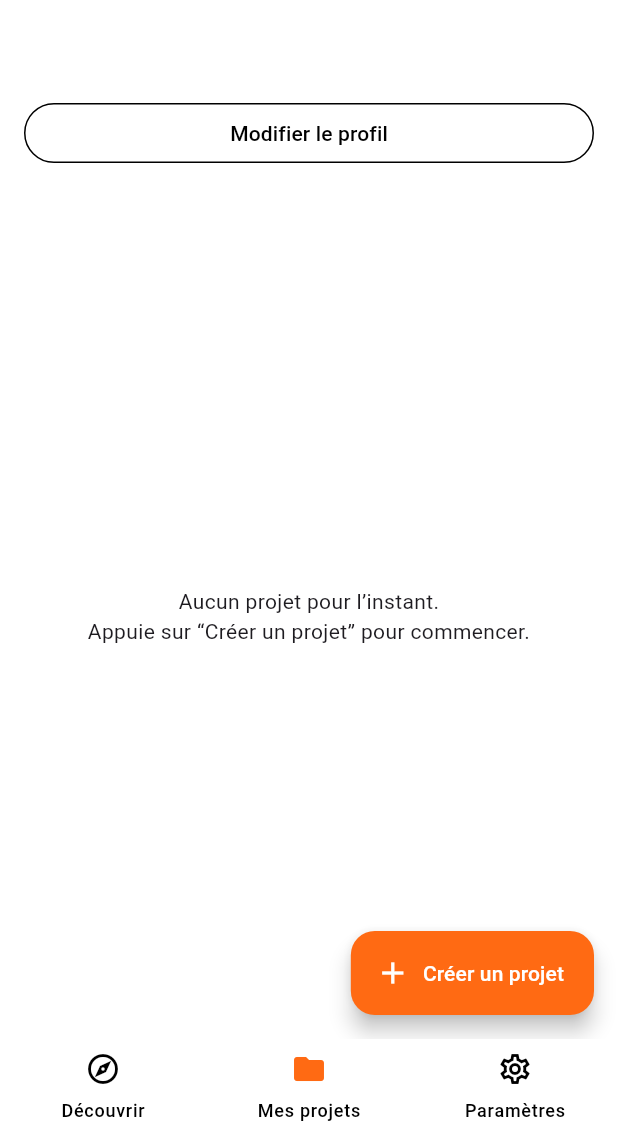
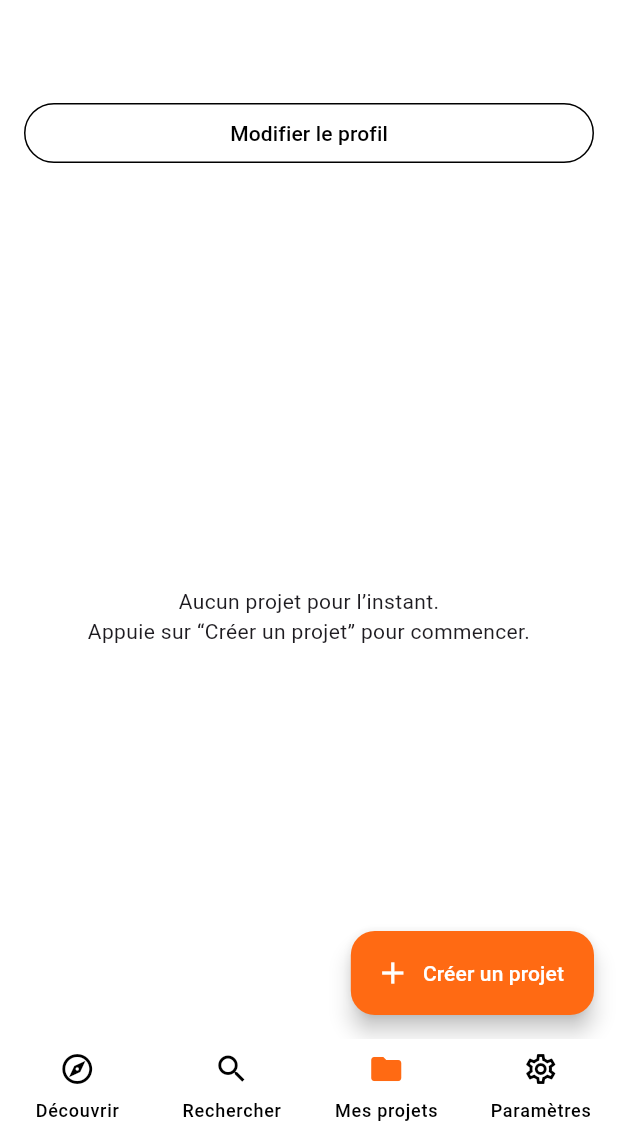
Before and after one commit to CesarPrz/MakerFriend, a Flutter app: the screen it shows once a user with an empty profile is signed in, on a phone screen of 412 x 824 dp, the part 107-1236 px from its top. Run offline on Flutter 3.47's test engine with Material 3 defaults, Android fonts, the light colour scheme and no system bars; our stand-ins replace cloud_firestore, equatable, firebase_auth, firebase_core, firebase_storage, flutter_bloc and 4 more; accounts and stored records are empty; generated files the repository leaves out were written again.

Commit message:
Add search function

```diff
--- a/lib/main.dart
+++ b/lib/main.dart
@@ -1,5 +1,9 @@
 import 'package:flutter/material.dart';
 import 'package:firebase_core/firebase_core.dart';
+import 'package:flutter_bloc/flutter_bloc.dart';
+import 'package:maker_friend/repositories/project_repository.dart';
+import 'package:maker_friend/repositories/timeline_repository.dart';
+import 'package:maker_friend/repositories/user_repository.dart';
 import 'package:maker_friend/themes/app_theme.dart';
 import 'package:maker_friend/themes/theme_controller.dart';
 import 'firebase_options.dart';
@@ -21,11 +25,18 @@ class MyApp extends StatelessWidget {
     return ValueListenableBuilder(
       valueListenable: ThemeController.mode,
       builder: (_, ThemeMode mode, __) {
-        return MaterialApp.router(
-          theme: AppTheme.light(),
-          darkTheme: AppTheme.dark(),
-          themeMode: mode,
-          routerConfig: router,
+        return MultiRepositoryProvider(
+          providers: [
+            RepositoryProvider(create: (_) => UserRepository()),
+            RepositoryProvider(create: (_) => ProjectRepository()),
+            RepositoryProvider(create: (_) => TimelineRepository()),
+          ],
+          child: MaterialApp.router(
+            theme: AppTheme.light(),
+            darkTheme: AppTheme.dark(),
+            themeMode: mode,
+            routerConfig: router,
+          ),
         );
       },
     );
--- a/lib/routing/app_router.dart
+++ b/lib/routing/app_router.dart
@@ -1,13 +1,18 @@
 import 'dart:async';
 import 'package:firebase_auth/firebase_auth.dart';
 import 'package:flutter/foundation.dart';
+import 'package:flutter_bloc/flutter_bloc.dart';
 import 'package:go_router/go_router.dart';
 import 'package:maker_friend/login_page.dart';
+import 'package:maker_friend/repositories/project_repository.dart';
+import 'package:maker_friend/repositories/timeline_repository.dart';
+import 'package:maker_friend/repositories/user_repository.dart';
 import 'package:maker_friend/screens/discover_page.dart';
 import 'package:maker_friend/screens/main_scaffold.dart';
 import 'package:maker_friend/screens/my_projects_page.dart';
 import 'package:maker_friend/screens/profile_page.dart';
 import 'package:maker_friend/screens/project_form_page.dart';
+import 'package:maker_friend/screens/search_page.dart';
 import 'package:maker_friend/screens/settings_page.dart';
 import 'package:maker_friend/screens/theme_settings_page.dart';
 
@@ -31,6 +36,15 @@ class AuthListenable extends ChangeNotifier {
 }
 
 class AppRouter {
+  final UserRepository userRepo;
+  final ProjectRepository projectRepo;
+  final TimelineRepository timelineRepo;
+
+  AppRouter({
+    required this.userRepo,
+    required this.projectRepo,
+    required this.timelineRepo,
+  });
   static final _auth = AuthListenable();
 
   static GoRouter router() {
@@ -62,7 +76,17 @@ class AppRouter {
                 ),
               ],
             ),
-
+            StatefulShellBranch(
+              routes: [
+                GoRoute(
+                  path: '/search',
+                  builder: (context, state) => SearchPage(
+                    userRepo: context.read<UserRepository>(),
+                    projectRepo: context.read<ProjectRepository>(),
+                  ),
+                ),
+              ],
+            ),
             // 2) Mes projets
             StatefulShellBranch(
               routes: [
--- a/lib/screens/discover_page.dart
+++ b/lib/screens/discover_page.dart
@@ -53,10 +53,7 @@ class DiscoverPage extends StatelessWidget {
               return ProjectCard(
                 project: project,
                 onTap: () {
-                  // ✅ si tu as ajouté l’alias /projects/:projectId
-                  // context.push('/projects/${project.id}');
-
-                  // ✅ sinon (selon ton router actuel)
+                  context.push('/my-projects/${project.id}');
                 },
               );
             },
--- a/lib/screens/main_scaffold.dart
+++ b/lib/screens/main_scaffold.dart
@@ -33,6 +33,15 @@ class MainScaffold extends StatelessWidget {
             label: 'Découvrir',
           ),
           NavigationDestination(
+            icon: Icon(Icons.search),
+            label: 'Rechercher',
+            selectedIcon: Icon(
+              Icons.search,
+              color: Theme.of(context).colorScheme.secondary,
+            ),
+          ),
+
+          NavigationDestination(
             icon: const Icon(Icons.folder_outlined),
             selectedIcon: Icon(
               Icons.folder,
--- a/lib/screens/settings_page.dart
+++ b/lib/screens/settings_page.dart
@@ -1,11 +1,13 @@
 import 'package:flutter/material.dart';
 import 'package:firebase_auth/firebase_auth.dart';
 import 'package:go_router/go_router.dart';
+import 'package:google_sign_in/google_sign_in.dart';
 
 class SettingsPage extends StatelessWidget {
   const SettingsPage({super.key});
 
   Future<void> _logout() async {
+    await GoogleSignIn().signOut();
     await FirebaseAuth.instance.signOut();
   }
 
--- a/lib/services/auth_service.dart
+++ b/lib/services/auth_service.dart
@@ -18,7 +18,8 @@ class AuthService {
   Stream<User?> authStateChanges() => _auth.authStateChanges();
 
   Future<UserCredential?> signInWithGoogle() async {
-    final googleUser = await _googleSignIn.signIn();
+    await GoogleSignIn().signOut();
+    final GoogleSignInAccount? googleUser = await _googleSignIn.signIn();
     if (googleUser == null) return null;
 
     final googleAuth = await googleUser.authentication;
--- a/pubspec.yaml
+++ b/pubspec.yaml
@@ -45,6 +45,7 @@ dependencies:
   firebase_storage: ^13.1.0
   image_picker: ^1.2.1
   intl: ^0.19.0
+  flutter_bloc: ^9.1.1
 
 dev_dependencies:
   flutter_test:
```
Also changed, not shown: lib/repositories/user_repository.dart (+12 -0 lines), lib/screens/search_page.dart (added, +235 -0 lines), pubspec.lock.
